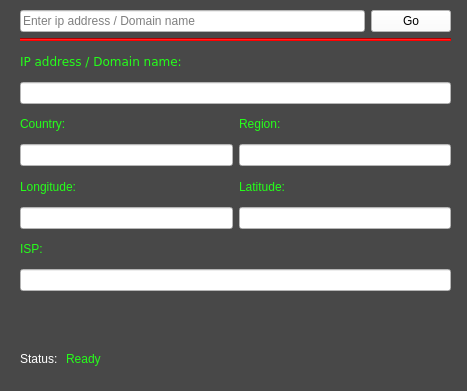
First picture: the form in gui.ui, repository rady96/WhoDis, before the edit.
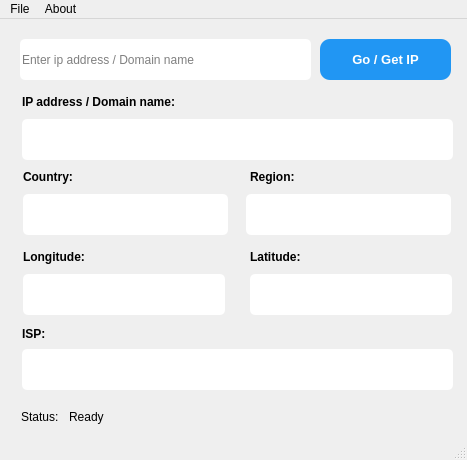
Second picture: the form after the edit. Icons and pictures are not drawn.

```diff
--- a/gui.ui
+++ b/gui.ui
@@ -7,19 +7,19 @@
     <x>0</x>
     <y>0</y>
     <width>467</width>
-    <height>391</height>
+    <height>460</height>
    </rect>
   </property>
   <property name="minimumSize">
    <size>
     <width>467</width>
-    <height>391</height>
+    <height>460</height>
    </size>
   </property>
   <property name="maximumSize">
    <size>
     <width>467</width>
-    <height>391</height>
+    <height>460</height>
    </size>
   </property>
   <property name="windowTitle">
@@ -30,125 +30,155 @@
     <normaloff>:/Style/Stylesheet/icons8-ethernet-on-96.png</normaloff>:/Style/Stylesheet/icons8-ethernet-on-96.png</iconset>
   </property>
   <property name="styleSheet">
-   <string notr="true">background-color: rgb(72, 72, 72);</string>
+   <string notr="true">QLineEdit{
+
+border: 1px;
+border-radius: 5px;
+
+}
+
+</string>
   </property>
   <widget class="QWidget" name="centralwidget">
-   <widget class="QWidget" name="layoutWidget">
+   <widget class="QLabel" name="label_5">
     <property name="geometry">
      <rect>
-      <x>20</x>
-      <y>10</y>
+      <x>23</x>
+      <y>230</y>
+      <width>71</width>
+      <height>16</height>
+     </rect>
+    </property>
+    <property name="font">
+     <font>
+      <family>Helvetica</family>
+      <weight>75</weight>
+      <bold>true</bold>
+     </font>
+    </property>
+    <property name="styleSheet">
+     <string notr="true"/>
+    </property>
+    <property name="text">
+     <string>Longitude:</string>
+    </property>
+   </widget>
+   <widget class="QLineEdit" name="longitude">
+    <property name="geometry">
+     <rect>
+      <x>23</x>
+      <y>255</y>
+      <width>202</width>
+      <height>41</height>
+     </rect>
+    </property>
+    <property name="font">
+     <font>
+      <family>Helvetica</family>
+     </font>
+    </property>
+    <property name="styleSheet">
+     <string notr="true"/>
+    </property>
+    <property name="frame">
+     <bool>true</bool>
+    </property>
+    <property name="readOnly">
+     <bool>true</bool>
+    </property>
+   </widget>
+   <widget class="QLineEdit" name="ip_address">
+    <property name="geometry">
+     <rect>
+      <x>22</x>
+      <y>100</y>
       <width>431</width>
-      <height>281</height>
+      <height>41</height>
      </rect>
     </property>
-    <layout class="QVBoxLayout" name="verticalLayout_7">
-     <item>
-      <layout class="QHBoxLayout" name="horizontalLayout">
-       <item>
-        <widget class="QLineEdit" name="input_line">
+    <property name="font">
+     <font>
+      <family>Helvetica</family>
+     </font>
+    </property>
          <property name="styleSheet">
-          <string notr="true">background-color: rgb(255, 255, 255);
-color: rgb(0, 0, 0);</string>
+     <string notr="true"/>
+    </property>
+    <property name="text">
+     <string/>
          </property>
          <property name="frame">
           <bool>true</bool>
          </property>
          <property name="readOnly">
-          <bool>false</bool>
-         </property>
-         <property name="placeholderText">
-          <string>Enter ip address / Domain name</string>
-         </property>
-        </widget>
-       </item>
-       <item>
-        <widget class="QPushButton" name="go_button">
-         <property name="styleSheet">
-          <string notr="true">background-color: rgb(255, 255, 255);
-selection-background-color: rgb(85, 255, 255);
-color: rgb(0, 0, 0);</string>
-         </property>
-         <property name="text">
-          <string>Go</string>
-         </property>
-         <property name="icon">
-          <iconset resource="resoucres.qrc">
-           <normaloff>:/Style/Stylesheet/icons8-web-address-96.png</normaloff>:/Style/Stylesheet/icons8-web-address-96.png</iconset>
-         </property>
-        </widget>
-       </item>
-      </layout>
-     </item>
-     <item>
-      <widget class="Line" name="line">
-       <property name="styleSheet">
-        <string notr="true">background-color: rgb(255, 0, 0);</string>
-       </property>
-       <property name="orientation">
-        <enum>Qt::Horizontal</enum>
-       </property>
-      </widget>
-     </item>
-     <item>
-      <layout class="QVBoxLayout" name="verticalLayout">
-       <item>
+     <bool>true</bool>
+    </property>
+   </widget>
         <widget class="QLabel" name="label">
+    <property name="geometry">
+     <rect>
+      <x>22</x>
+      <y>75</y>
+      <width>178</width>
+      <height>16</height>
+     </rect>
+    </property>
          <property name="font">
           <font>
-           <family>Verdana</family>
+      <family>Helvetica</family>
+      <weight>75</weight>
+      <bold>true</bold>
           </font>
          </property>
          <property name="autoFillBackground">
           <bool>false</bool>
          </property>
          <property name="styleSheet">
-          <string notr="true">color: rgb(37, 255, 26);
-</string>
+     <string notr="true"/>
          </property>
          <property name="text">
           <string>IP address / Domain name:</string>
          </property>
         </widget>
-       </item>
-       <item>
-        <widget class="QLineEdit" name="ip_address">
-         <property name="styleSheet">
-          <string notr="true">background-color: rgb(255, 255, 255);
-color: rgb(0, 0, 0);</string>
-         </property>
-         <property name="text">
-          <string/>
-         </property>
-         <property name="frame">
-          <bool>true</bool>
-         </property>
-         <property name="readOnly">
-          <bool>true</bool>
-         </property>
-        </widget>
-       </item>
-      </layout>
-     </item>
-     <item>
-      <layout class="QHBoxLayout" name="horizontalLayout_2">
-       <item>
-        <layout class="QVBoxLayout" name="verticalLayout_2">
-         <item>
           <widget class="QLabel" name="label_2">
+    <property name="geometry">
+     <rect>
+      <x>23</x>
+      <y>150</y>
+      <width>61</width>
+      <height>16</height>
+     </rect>
+    </property>
+    <property name="font">
+     <font>
+      <family>Helvetica</family>
+      <weight>75</weight>
+      <bold>true</bold>
+     </font>
+    </property>
            <property name="styleSheet">
-            <string notr="true">color: rgb(37, 255, 26);</string>
+     <string notr="true"/>
            </property>
            <property name="text">
             <string>Country:</string>
            </property>
           </widget>
-         </item>
-         <item>
           <widget class="QLineEdit" name="country">
+    <property name="geometry">
+     <rect>
+      <x>23</x>
+      <y>175</y>
+      <width>205</width>
+      <height>41</height>
+     </rect>
+    </property>
+    <property name="font">
+     <font>
+      <family>Helvetica</family>
+     </font>
+    </property>
            <property name="styleSheet">
-            <string notr="true">background-color: rgb(255, 255, 255);
-color: rgb(0, 0, 0);</string>
+     <string notr="true"/>
            </property>
            <property name="frame">
             <bool>true</bool>
@@ -157,26 +187,45 @@
             <bool>true</bool>
            </property>
           </widget>
-         </item>
-        </layout>
-       </item>
-       <item>
-        <layout class="QVBoxLayout" name="verticalLayout_3">
-         <item>
           <widget class="QLabel" name="label_4">
+    <property name="geometry">
+     <rect>
+      <x>250</x>
+      <y>150</y>
+      <width>51</width>
+      <height>16</height>
+     </rect>
+    </property>
+    <property name="font">
+     <font>
+      <family>Helvetica</family>
+      <weight>75</weight>
+      <bold>true</bold>
+     </font>
+    </property>
            <property name="styleSheet">
-            <string notr="true">color: rgb(37, 255, 26);</string>
+     <string notr="true"/>
            </property>
            <property name="text">
             <string>Region:</string>
            </property>
           </widget>
-         </item>
-         <item>
           <widget class="QLineEdit" name="region">
+    <property name="geometry">
+     <rect>
+      <x>246</x>
+      <y>175</y>
+      <width>205</width>
+      <height>41</height>
+     </rect>
+    </property>
+    <property name="font">
+     <font>
+      <family>Helvetica</family>
+     </font>
+    </property>
            <property name="styleSheet">
-            <string notr="true">background-color: rgb(255, 255, 255);
-color: rgb(0, 0, 0);</string>
+     <string notr="true"/>
            </property>
            <property name="frame">
             <bool>true</bool>
@@ -185,58 +234,113 @@
             <bool>true</bool>
            </property>
           </widget>
-         </item>
-        </layout>
-       </item>
-      </layout>
-     </item>
-     <item>
-      <layout class="QHBoxLayout" name="horizontalLayout_3">
-       <item>
-        <layout class="QVBoxLayout" name="verticalLayout_4">
-         <item>
-          <widget class="QLabel" name="label_5">
+   <widget class="QLineEdit" name="input_line">
+    <property name="geometry">
+     <rect>
+      <x>20</x>
+      <y>20</y>
+      <width>291</width>
+      <height>41</height>
+     </rect>
+    </property>
+    <property name="font">
+     <font>
+      <family>Helvetica</family>
+     </font>
+    </property>
            <property name="styleSheet">
-            <string notr="true">color: rgb(37, 255, 26);</string>
+     <string notr="true"/>
+    </property>
+    <property name="frame">
+     <bool>true</bool>
+    </property>
+    <property name="readOnly">
+     <bool>false</bool>
+    </property>
+    <property name="placeholderText">
+     <string>Enter ip address / Domain name</string>
+    </property>
+   </widget>
+   <widget class="QPushButton" name="go_button">
+    <property name="geometry">
+     <rect>
+      <x>320</x>
+      <y>20</y>
+      <width>131</width>
+      <height>41</height>
+     </rect>
+    </property>
+    <property name="font">
+     <font>
+      <family>Helvetica</family>
+      <pointsize>10</pointsize>
+      <weight>75</weight>
+      <bold>true</bold>
+     </font>
+    </property>
+    <property name="styleSheet">
+     <string notr="true">QPushButton{
+	border-radius: 10px;
+	background-color: rgb(33, 150, 243);
+	color: rgb(255, 255, 255);
+
+}
+
+QPushButton:hover{
+	background-color: rgb(2, 136, 209);
+}
+
+QPushButton:pressed{
+	background-color: rgb(33, 33, 33);
+}</string>
            </property>
            <property name="text">
-            <string>Longitude:</string>
-           </property>
-          </widget>
-         </item>
-         <item>
-          <widget class="QLineEdit" name="longitude">
-           <property name="styleSheet">
-            <string notr="true">background-color: rgb(255, 255, 255);
-color: rgb(0, 0, 0);</string>
-           </property>
-           <property name="frame">
-            <bool>true</bool>
-           </property>
-           <property name="readOnly">
-            <bool>true</bool>
-           </property>
-          </widget>
-         </item>
-        </layout>
-       </item>
-       <item>
-        <layout class="QVBoxLayout" name="verticalLayout_5">
-         <item>
+     <string>Go / Get IP</string>
+    </property>
+    <property name="icon">
+     <iconset resource="resoucres.qrc">
+      <normaloff>:/Style/Stylesheet/icons8-web-address-96.png</normaloff>:/Style/Stylesheet/icons8-web-address-96.png</iconset>
+    </property>
+   </widget>
           <widget class="QLabel" name="label_6">
+    <property name="geometry">
+     <rect>
+      <x>250</x>
+      <y>230</y>
+      <width>71</width>
+      <height>16</height>
+     </rect>
+    </property>
+    <property name="font">
+     <font>
+      <family>Helvetica</family>
+      <weight>75</weight>
+      <bold>true</bold>
+     </font>
+    </property>
            <property name="styleSheet">
-            <string notr="true">color: rgb(37, 255, 26);</string>
+     <string notr="true"/>
            </property>
            <property name="text">
             <string>Latitude:</string>
            </property>
           </widget>
-         </item>
-         <item>
           <widget class="QLineEdit" name="latitude">
+    <property name="geometry">
+     <rect>
+      <x>250</x>
+      <y>255</y>
+      <width>202</width>
+      <height>41</height>
+     </rect>
+    </property>
+    <property name="font">
+     <font>
+      <family>Helvetica</family>
+     </font>
+    </property>
            <property name="styleSheet">
-            <string notr="true">background-color: rgb(255, 255, 255);
-color: rgb(0, 0, 0);</string>
+     <string notr="true"/>
            </property>
            <property name="frame">
             <bool>true</bool>
@@ -245,75 +349,236 @@
             <bool>true</bool>
            </property>
           </widget>
-         </item>
-        </layout>
-       </item>
-      </layout>
-     </item>
-     <item>
-      <layout class="QVBoxLayout" name="verticalLayout_6">
-       <item>
         <widget class="QLabel" name="label_7">
+    <property name="geometry">
+     <rect>
+      <x>22</x>
+      <y>307</y>
+      <width>31</width>
+      <height>16</height>
+     </rect>
+    </property>
+    <property name="font">
+     <font>
+      <family>Helvetica</family>
+      <weight>75</weight>
+      <bold>true</bold>
+     </font>
+    </property>
          <property name="styleSheet">
-          <string notr="true">color: rgb(37, 255, 26);</string>
+     <string notr="true"/>
          </property>
          <property name="text">
           <string>ISP:</string>
          </property>
         </widget>
-       </item>
-       <item>
         <widget class="QLineEdit" name="isp">
-         <property name="styleSheet">
-          <string notr="true">background-color: rgb(255, 255, 255);
-color: rgb(0, 0, 0);</string>
-         </property>
-         <property name="frame">
-          <bool>true</bool>
-         </property>
-         <property name="readOnly">
-          <bool>true</bool>
-         </property>
-        </widget>
-       </item>
-      </layout>
-     </item>
-    </layout>
-   </widget>
-   <widget class="QWidget" name="layoutWidget">
     <property name="geometry">
      <rect>
-      <x>20</x>
-      <y>350</y>
-      <width>85</width>
-      <height>18</height>
+      <x>22</x>
+      <y>330</y>
+      <width>431</width>
+      <height>41</height>
      </rect>
     </property>
-    <layout class="QHBoxLayout" name="horizontalLayout_4">
-     <item>
-      <widget class="QLabel" name="label_8">
+    <property name="sizePolicy">
+     <sizepolicy hsizetype="Expanding" vsizetype="Expanding">
+      <horstretch>0</horstretch>
+      <verstretch>0</verstretch>
+     </sizepolicy>
+    </property>
+    <property name="font">
+     <font>
+      <family>Helvetica</family>
+     </font>
+    </property>
        <property name="styleSheet">
-        <string notr="true">color: rgb(255, 255, 255);</string>
-       </property>
-       <property name="text">
-        <string>Status:</string>
-       </property>
-      </widget>
-     </item>
-     <item>
+     <string notr="true"/>
+    </property>
+    <property name="frame">
+     <bool>true</bool>
+    </property>
+    <property name="readOnly">
+     <bool>true</bool>
+    </property>
+   </widget>
       <widget class="QLabel" name="status">
+    <property name="geometry">
+     <rect>
+      <x>69</x>
+      <y>390</y>
+      <width>141</width>
+      <height>16</height>
+     </rect>
+    </property>
        <property name="styleSheet">
-        <string notr="true">color: rgb(37, 255, 26);</string>
+     <string notr="true"/>
        </property>
        <property name="text">
         <string>Ready</string>
        </property>
       </widget>
-     </item>
-    </layout>
+   <widget class="QLabel" name="label_8">
+    <property name="geometry">
+     <rect>
+      <x>21</x>
+      <y>390</y>
+      <width>41</width>
+      <height>16</height>
+     </rect>
+    </property>
+    <property name="styleSheet">
+     <string notr="true"/>
+    </property>
+    <property name="text">
+     <string>Status:</string>
+    </property>
    </widget>
   </widget>
   <widget class="QStatusBar" name="statusbar"/>
+  <widget class="QMenuBar" name="menuBar">
+   <property name="geometry">
+    <rect>
+     <x>0</x>
+     <y>0</y>
+     <width>467</width>
+     <height>26</height>
+    </rect>
+   </property>
+   <widget class="QMenu" name="menuExit">
+    <property name="font">
+     <font>
+      <family>Helvetica</family>
+     </font>
+    </property>
+    <property name="title">
+     <string>File</string>
+    </property>
+    <addaction name="actionImport_List"/>
+    <addaction name="actionExport"/>
+    <addaction name="separator"/>
+    <addaction name="actionExit"/>
+   </widget>
+   <widget class="QMenu" name="menuAbout">
+    <property name="title">
+     <string>About</string>
+    </property>
+    <addaction name="actionGithub"/>
+    <addaction name="actionDonate"/>
+    <addaction name="actionWebsite"/>
+    <addaction name="separator"/>
+    <addaction name="actionAbout"/>
+   </widget>
+   <addaction name="menuExit"/>
+   <addaction name="menuAbout"/>
+  </widget>
+  <action name="actionImport_List">
+   <property name="icon">
+    <iconset resource="resoucres.qrc">
+     <normaloff>:/Style/ic_format_list_bulleted_128_28351.ico</normaloff>:/Style/ic_format_list_bulleted_128_28351.ico</iconset>
+   </property>
+   <property name="text">
+    <string>Import List</string>
+   </property>
+   <property name="font">
+    <font>
+     <family>Helvetica</family>
+    </font>
+   </property>
+   <property name="shortcut">
+    <string>Ctrl+I</string>
+   </property>
+  </action>
+  <action name="actionExport">
+   <property name="icon">
+    <iconset resource="resoucres.qrc">
+     <normaloff>:/Style/export_icon-icons.com_52383.ico</normaloff>:/Style/export_icon-icons.com_52383.ico</iconset>
+   </property>
+   <property name="text">
+    <string>Export</string>
+   </property>
+   <property name="font">
+    <font>
+     <family>Helvetica</family>
+    </font>
+   </property>
+   <property name="shortcut">
+    <string>Ctrl+E</string>
+   </property>
+  </action>
+  <action name="actionExit">
+   <property name="icon">
+    <iconset resource="resoucres.qrc">
+     <normaloff>:/Style/ic_clear_128_28306.ico</normaloff>:/Style/ic_clear_128_28306.ico</iconset>
+   </property>
+   <property name="text">
+    <string>Exit</string>
+   </property>
+   <property name="font">
+    <font>
+     <family>Helvetica</family>
+    </font>
+   </property>
+   <property name="shortcut">
+    <string>Esc</string>
+   </property>
+  </action>
+  <action name="actionGithub">
+   <property name="icon">
+    <iconset resource="resoucres.qrc">
+     <normaloff>:/Style/Github_icon-icons.com_49946.ico</normaloff>:/Style/Github_icon-icons.com_49946.ico</iconset>
+   </property>
+   <property name="text">
+    <string>Github</string>
+   </property>
+   <property name="font">
+    <font>
+     <family>Helvetica</family>
+    </font>
+   </property>
+  </action>
+  <action name="actionDonate">
+   <property name="icon">
+    <iconset resource="resoucres.qrc">
+     <normaloff>:/Style/gift.png</normaloff>:/Style/gift.png</iconset>
+   </property>
+   <property name="text">
+    <string>Donate</string>
+   </property>
+   <property name="font">
+    <font>
+     <family>Helvetica</family>
+    </font>
+   </property>
+  </action>
+  <action name="actionWebsite">
+   <property name="icon">
+    <iconset resource="resoucres.qrc">
+     <normaloff>:/Style/wondicon-ui-free-website_111210.ico</normaloff>:/Style/wondicon-ui-free-website_111210.ico</iconset>
+   </property>
+   <property name="text">
+    <string>Website</string>
+   </property>
+   <property name="font">
+    <font>
+     <family>Helvetica</family>
+    </font>
+   </property>
+  </action>
+  <action name="actionAbout">
+   <property name="icon">
+    <iconset resource="resoucres.qrc">
+     <normaloff>:/Style/about_3697.ico</normaloff>:/Style/about_3697.ico</iconset>
+   </property>
+   <property name="text">
+    <string>About</string>
+   </property>
+   <property name="font">
+    <font>
+     <family>Helvetica</family>
+    </font>
+   </property>
+  </action>
  </widget>
  <resources>
   <include location="resoucres.qrc"/>
```
Lines whose indentation alone changed are shown as unchanged.
